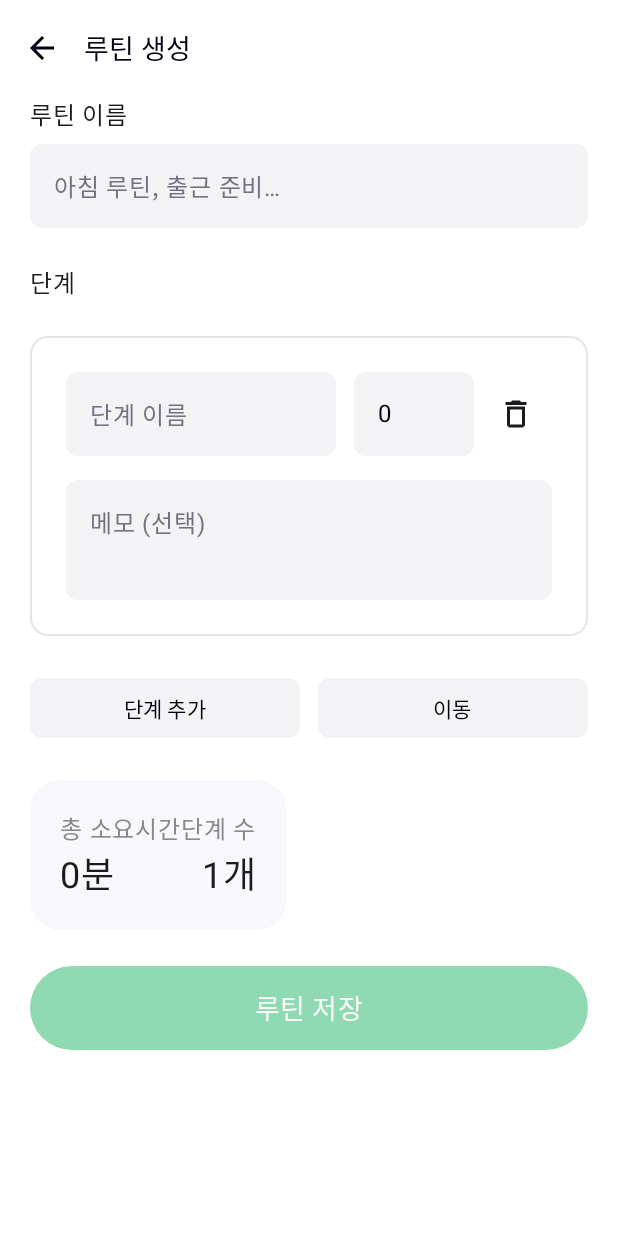
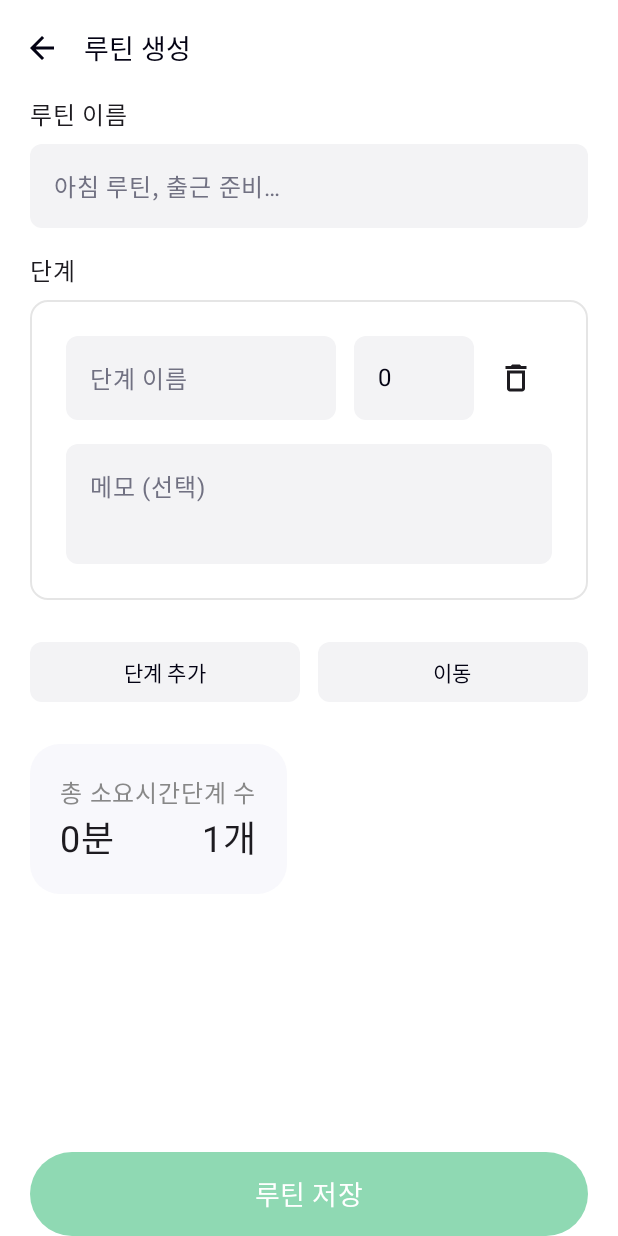
Before and after one commit to Br31-yeah/bigsister-android-br31, an Android app built with Jetpack Compose: the composable RoutineAddScreen called with empty values, after a tap on "단계 추가", on a phone screen of 412 x 824 dp. Run offline under Robolectric (Android 15) with nearby library versions, the phone set to English and light mode, and no system bars; our stand-ins replace Dagger/Hilt's generated code, Room's generated code.

```diff
--- a/app/src/main/AndroidManifest.xml
+++ b/app/src/main/AndroidManifest.xml
@@ -26,7 +26,7 @@
         <!-- Google Maps API KEY -->
         <meta-data
             android:name="com.google.android.geo.API_KEY"
-            android:value="AIzaSyCE5OKNqjup3Xr2VkILoPKVS3N7WQwVtb4" />
+            android:value="${MAPS_API_KEY}" />
 
         <!-- Main Activity -->
         <activity
--- a/app/src/main/java/com/smwu/bigsister/ui/components/Inputs.kt
+++ b/app/src/main/java/com/smwu/bigsister/ui/components/FigmaInputs.kt
@@ -8,6 +8,7 @@ import androidx.compose.material3.Text
 import androidx.compose.runtime.Composable
 import androidx.compose.ui.Modifier
 import androidx.compose.ui.graphics.Color
+import androidx.compose.ui.input.pointer.pointerInteropFilter
 import androidx.compose.ui.unit.dp
 import com.smwu.bigsister.ui.theme.InputBg
 import com.smwu.bigsister.ui.theme.MutedForeground
@@ -25,7 +26,10 @@ fun FigmaInput(
     OutlinedTextField(
         value = value,
         onValueChange = onValueChange,
-        modifier = modifier.fillMaxWidth(),
+        modifier = modifier
+            .fillMaxWidth()
+            // ⭐⭐⭐ 이 한 줄이 핵심 ⭐⭐⭐
+            .pointerInteropFilter { false },
         placeholder = { Text(placeholder, color = MutedForeground) },
         shape = RoundedCornerShape(8.dp),
         singleLine = singleLine,
@@ -34,7 +38,7 @@ fun FigmaInput(
             focusedContainerColor = InputBg,
             unfocusedContainerColor = InputBg,
             focusedBorderColor = Primary,
-            unfocusedBorderColor = Color.Transparent, // 평소엔 테두리 없음 (shadow 스타일)
+            unfocusedBorderColor = Color.Transparent,
             cursorColor = Primary
         )
     )
--- a/app/src/main/java/com/smwu/bigsister/ui/routine/RoutineAddScreen.kt
+++ b/app/src/main/java/com/smwu/bigsister/ui/routine/RoutineAddScreen.kt
@@ -1,27 +1,47 @@
 package com.smwu.bigsister.ui.routine
 
-import androidx.compose.foundation.layout.*
+import androidx.compose.foundation.layout.Arrangement
+import androidx.compose.foundation.layout.Box
+import androidx.compose.foundation.layout.Column
+import androidx.compose.foundation.layout.PaddingValues
+import androidx.compose.foundation.layout.Row
+import androidx.compose.foundation.layout.Spacer
+import androidx.compose.foundation.layout.fillMaxSize
+import androidx.compose.foundation.layout.fillMaxWidth
+import androidx.compose.foundation.layout.height
+import androidx.compose.foundation.layout.padding
 import androidx.compose.foundation.lazy.LazyColumn
 import androidx.compose.foundation.lazy.itemsIndexed
 import androidx.compose.material.icons.Icons
 import androidx.compose.material.icons.outlined.ArrowBack
-import androidx.compose.material.icons.outlined.Add
-import androidx.compose.material.icons.rounded.Place
-import androidx.compose.material3.*
-import androidx.compose.runtime.*
+import androidx.compose.material3.Button
+import androidx.compose.material3.ButtonDefaults
+import androidx.compose.material3.ExperimentalMaterial3Api
+import androidx.compose.material3.Icon
+import androidx.compose.material3.IconButton
+import androidx.compose.material3.Scaffold
+import androidx.compose.material3.Text
+import androidx.compose.material3.TopAppBar
+import androidx.compose.runtime.Composable
+import androidx.compose.runtime.LaunchedEffect
+import androidx.compose.runtime.collectAsState
+import androidx.compose.runtime.getValue
+import androidx.compose.runtime.mutableStateOf
+import androidx.compose.runtime.remember
+import androidx.compose.runtime.setValue
 import androidx.compose.ui.Modifier
 import androidx.compose.ui.graphics.Color
 import androidx.compose.ui.unit.dp
 import androidx.compose.ui.unit.sp
+import androidx.compose.ui.window.Dialog
 import androidx.hilt.navigation.compose.hiltViewModel
 import com.smwu.bigsister.ui.components.FigmaInput
+import com.smwu.bigsister.ui.components.RoutineSummaryCard
 import com.smwu.bigsister.ui.components.SecondaryButton
 import com.smwu.bigsister.ui.components.StepCard
 import com.smwu.bigsister.ui.map.StationSearchScreen
-import com.smwu.bigsister.ui.viewModel.RoutineEditState
-import com.smwu.bigsister.ui.components.RoutineSummaryCard
+import com.smwu.bigsister.ui.theme.MintConfirm
 import com.smwu.bigsister.ui.viewModel.RoutineViewModel
-import com.smwu.bigsister.ui.theme.MintConfirm
 
 @OptIn(ExperimentalMaterial3Api::class)
 @Composable
@@ -30,14 +50,14 @@ fun RoutineAddScreen(
     onNavigateBack: () -> Unit,
     viewModel: RoutineViewModel = hiltViewModel()
 ) {
-    // 루틴 로딩
+    /* ---------------- 초기 로딩 ---------------- */
     LaunchedEffect(routineId) {
         viewModel.loadRoutineForEdit(routineId)
     }
 
     val state by viewModel.editState.collectAsState()
 
-    // 장소 검색용 상태
+    /* ---------------- 장소 검색 상태 ---------------- */
     var activeSearchStepId by remember { mutableStateOf<Long?>(null) }
     var activeSearchType by remember { mutableStateOf<String?>(null) }
 
@@ -52,7 +72,10 @@ fun RoutineAddScreen(
                 },
                 navigationIcon = {
                     IconButton(onClick = onNavigateBack) {
-                        Icon(Icons.Outlined.ArrowBack, contentDescription = "뒤로가기")
+                        Icon(
+                            Icons.Outlined.ArrowBack,
+                            contentDescription = "뒤로가기"
+                        )
                     }
                 }
             )
@@ -60,17 +83,15 @@ fun RoutineAddScreen(
         containerColor = Color.White
     ) { paddingValues ->
 
-        LazyColumn(
+        /* ================= 메인 화면 ================= */
+        Column(
             modifier = Modifier
                 .fillMaxSize()
                 .padding(paddingValues)
-                .padding(horizontal = 20.dp),
-            verticalArrangement = Arrangement.spacedBy(24.dp),
-            contentPadding = PaddingValues(bottom = 32.dp)
+                .padding(horizontal = 20.dp)
         ) {
 
-            /* ───────── 루틴 이름 ───────── */
-            item {
+            /* ---------- 루틴 이름 ---------- */
             Text("루틴 이름", fontSize = 16.sp)
             Spacer(Modifier.height(8.dp))
             FigmaInput(
@@ -78,16 +99,27 @@ fun RoutineAddScreen(
                 onValueChange = viewModel::updateTitle,
                 placeholder = "아침 루틴, 출근 준비…"
             )
-            }
 
-            /* ───────── 단계 ───────── */
-            item {
+            Spacer(Modifier.height(16.dp))
             Text("단계", fontSize = 16.sp)
-            }
+            Spacer(Modifier.height(8.dp))
+
+            /* ---------- 단계 리스트 ---------- */
+            Box(
+                modifier = Modifier
+                    .weight(1f)
+                    .fillMaxWidth()
+            ) {
+                LazyColumn(
+                    verticalArrangement = Arrangement.spacedBy(24.dp),
+                    contentPadding = PaddingValues(bottom = 24.dp)
+                ) {
 
                     itemsIndexed(
                         items = state.steps,
-                key = { _, step -> step.id }
+                        key = { index, step ->
+                            if (step.id != 0L) "db_${step.id}" else "tmp_$index"
+                        }
                     ) { _, step ->
                         StepCard(
                             step = step,
@@ -95,12 +127,11 @@ fun RoutineAddScreen(
                             onDelete = { viewModel.removeStep(step) },
                             onSearch = { type ->
                                 activeSearchStepId = step.id
-                        activeSearchType = type
+                                activeSearchType = type   // "FROM" / "TO"
                             }
                         )
                     }
 
-            /* ───────── 단계 추가 ───────── */
                     item {
                         Row(
                             modifier = Modifier.fillMaxWidth(),
@@ -119,13 +150,13 @@ fun RoutineAddScreen(
                         }
                     }
 
-            /* ───────── 요약 ───────── */
                     item {
                         RoutineSummaryCard(state = state)
                     }
+                }
+            }
 
-            /* ───────── 저장 ───────── */
-            item {
+            /* ---------- 저장 버튼 ---------- */
             Button(
                 onClick = { viewModel.saveRoutine(onNavigateBack) },
                 modifier = Modifier
@@ -142,10 +173,15 @@ fun RoutineAddScreen(
                 )
             }
         }
+
+        /* ================= 장소 검색 다이얼로그 ================= */
+        if (activeSearchStepId != null && activeSearchType != null) {
+            Dialog(
+                onDismissRequest = {
+                    activeSearchStepId = null
+                    activeSearchType = null
                 }
-
-        /* ───────── 장소 검색 화면 ───────── */
-        if (activeSearchStepId != null && activeSearchType != null) {
+            ) {
                 StationSearchScreen(
                     onDismiss = {
                         activeSearchStepId = null
@@ -157,17 +193,17 @@ fun RoutineAddScreen(
 
                         val value = "${station.stationName}|${station.x},${station.y}"
 
-                    val updatedStep =
+                        val updated =
                             if (activeSearchType == "FROM") {
                                 step.copy(from = value)
                             } else {
                                 step.copy(to = value)
                             }
 
-                    viewModel.updateStep(updatedStep)
+                        viewModel.updateStep(updated)
 
-                    if (updatedStep.from != null && updatedStep.to != null) {
-                        viewModel.calculateDuration(updatedStep)
+                        if (updated.from != null && updated.to != null) {
+                            viewModel.calculateDuration(updated)
                         }
 
                         activeSearchStepId = null
@@ -177,3 +213,4 @@ fun RoutineAddScreen(
             }
         }
     }
+}
--- a/app/src/main/java/com/smwu/bigsister/ui/viewModel/RoutineViewModel.kt
+++ b/app/src/main/java/com/smwu/bigsister/ui/viewModel/RoutineViewModel.kt
@@ -46,9 +46,13 @@ class RoutineViewModel @Inject constructor(
     private val _editState = MutableStateFlow(RoutineEditState())
     val editState = _editState.asStateFlow()
 
+    /** UI 전용 임시 Step ID (DB autoGenerate와 충돌 방지용) */
+    private var tempStepId = -1L
+
     fun loadRoutineForEdit(routineId: Long?) {
         if (routineId == null) {
             _editState.value = RoutineEditState()
+            tempStepId = -1L
             return
         }
 
@@ -100,9 +104,11 @@ class RoutineViewModel @Inject constructor(
         _editState.update {
             it.copy(
                 steps = it.steps + StepEntity(
-                    routineId = 0L,
+                    id = tempStepId--,                     // ⭐ UI 임시 ID
+                    routineId = it.routineId ?: 0L,
                     name = "",
-                    duration = 0L
+                    duration = 0L,
+                    orderIndex = it.steps.size
                 )
             )
         }
@@ -112,10 +118,12 @@ class RoutineViewModel @Inject constructor(
         _editState.update {
             it.copy(
                 steps = it.steps + StepEntity(
-                    routineId = 0L,
+                    id = tempStepId--,                     // ⭐ UI 임시 ID
+                    routineId = it.routineId ?: 0L,
                     name = "이동",
                     duration = 0L,
-                    isTransport = true
+                    isTransport = true,
+                    orderIndex = it.steps.size
                 )
             )
         }
@@ -129,12 +137,17 @@ class RoutineViewModel @Inject constructor(
         viewModelScope.launch {
             val state = _editState.value
 
+            // DB insert용 Step 목록 (id 초기화)
+            val stepsForSave = state.steps.map {
+                it.copy(id = 0L)
+            }
+
             routineRepository.saveRoutineWithSteps(
                 RoutineEntity(
                     id = state.routineId ?: 0L,
                     title = state.title
                 ),
-                state.steps
+                stepsForSave
             )
 
             onFinished()
```
Also changed, not shown: app/build.gradle.kts (+72 -47 lines), app/src/main/java/com/smwu/bigsister/ui/AppNavigation.kt (+36 -10 lines), app/src/main/java/com/smwu/bigsister/ui/debug/ScrollTestPartial.kt (added, +73 -0 lines), app/src/main/java/com/smwu/bigsister/ui/debug/ScrollTestPure.kt (added, +29 -0 lines), app/src/main/java/com/smwu/bigsister/ui/debug/ScrollTestScaffold.kt (added, +40 -0 lines), app/src/main/java/com/smwu/bigsister/utils/LocationUtils.kt (added, +13 -0 lines). Lines whose indentation alone changed are shown as unchanged.
